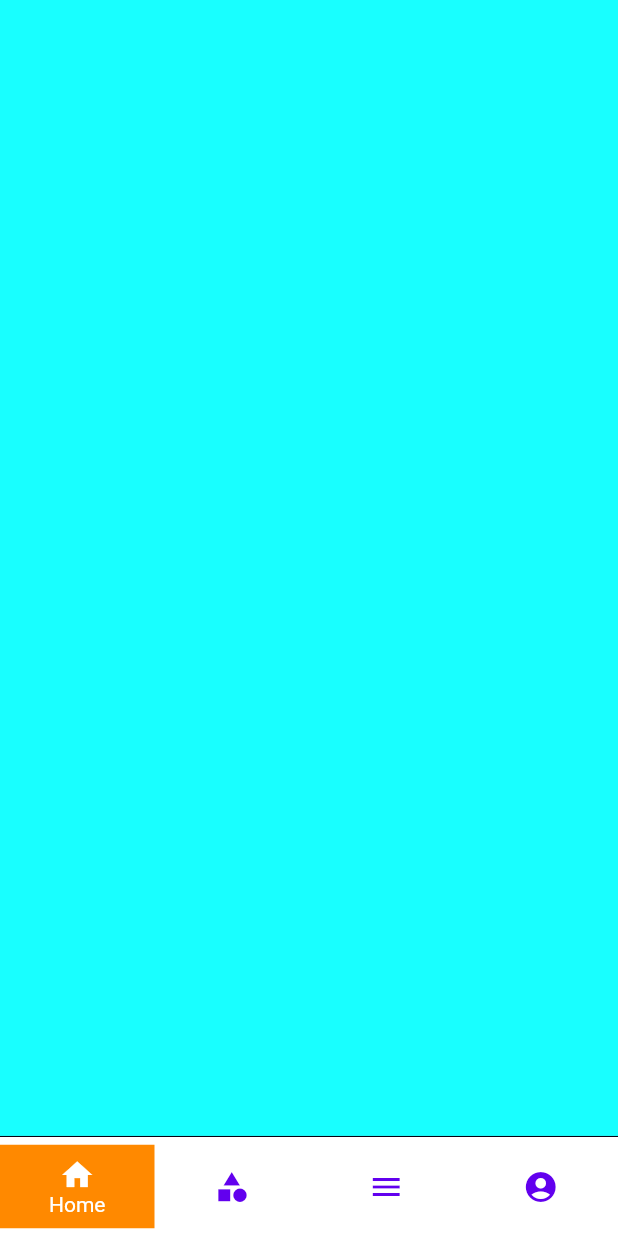
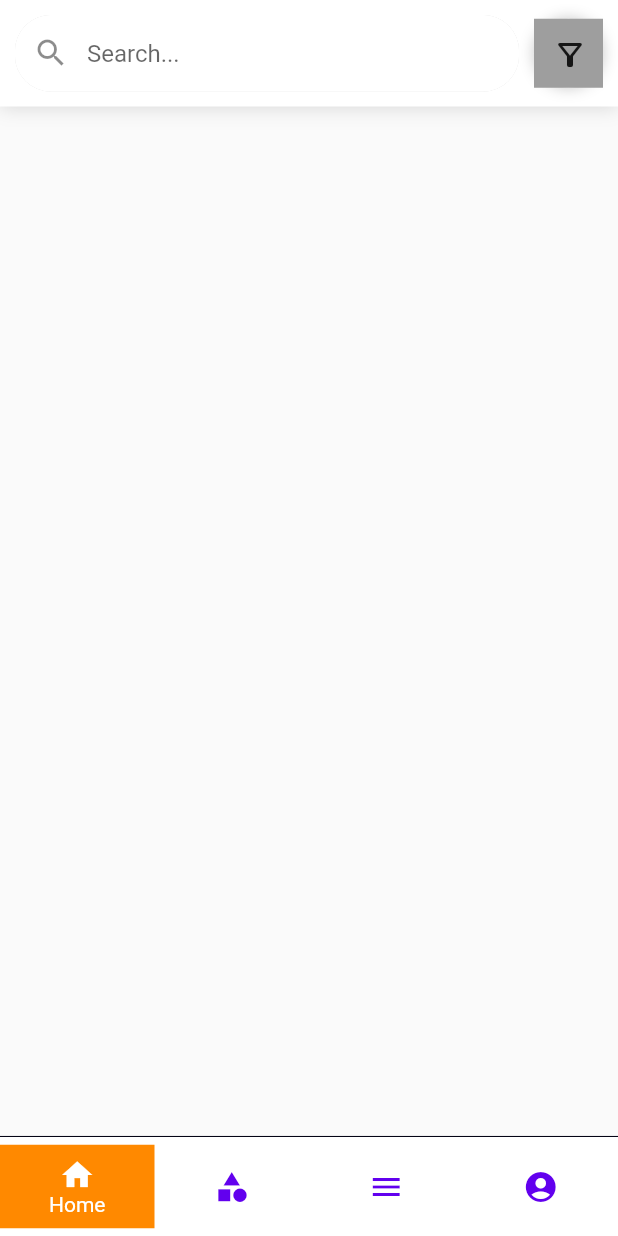
Before and after one commit to blaze-b/poc_sample_app, a Flutter app: the screen it shows after launch, on a phone screen of 412 x 824 dp. Run offline on Flutter 3.47's test engine with Material 2 defaults, Android fonts, the phone set to English and light mode, and no system bars; drawn by our look-alikes of flutter_snake_navigationbar; our stand-ins replace get.

Commit message:
addition of the initial changes of the home screen

```diff
--- /dev/null
+++ b/lib/component/main_header.dart
@@ -0,0 +1,63 @@
+import 'package:flutter/material.dart';
+
+class MainHeader extends StatelessWidget {
+  const MainHeader({Key? key}) : super(key: key);
+
+  @override
+  Widget build(BuildContext context) {
+    return Container(
+      decoration: BoxDecoration(color: Colors.white, boxShadow: <BoxShadow>[
+        BoxShadow(color: Colors.grey.withOpacity(0.4), blurRadius: 10)
+      ]),
+      padding: const EdgeInsets.all(10),
+      child: Row(
+        children: [
+          Expanded(
+              child: Container(
+            decoration: BoxDecoration(
+                color: Colors.white,
+                borderRadius: const BorderRadius.all(Radius.circular(24)),
+                boxShadow: <BoxShadow>[
+                  BoxShadow(
+                      color: Colors.grey.withOpacity(0.6),
+                      offset: const Offset(0, 0),
+                      blurRadius: 0)
+                ]),
+            child: TextField(
+              autofocus: false,
+              onSubmitted: (val) {},
+              onChanged: (val) {},
+              decoration: InputDecoration(
+                  contentPadding:
+                      const EdgeInsets.symmetric(horizontal: 14, vertical: 16),
+                  fillColor: Colors.white,
+                  filled: true,
+                  border: OutlineInputBorder(
+                      borderRadius: BorderRadius.circular(24),
+                      borderSide: BorderSide.none),
+                  hintText: "Search...",
+                  prefixIcon: const Icon(Icons.search)),
+            ),
+          )),
+          const SizedBox(width: 10),
+          Container(
+            decoration: BoxDecoration(
+                color: Colors.white,
+                shape: BoxShape.circle,
+                boxShadow: <BoxShadow>[
+                  BoxShadow(
+                    color: Colors.grey.withOpacity(0.6),
+                    blurRadius: 8,
+                  )
+                ]),
+            height: 46,
+            width: 46,
+            padding: const EdgeInsets.all(12),
+            color: Colors.grey,
+            child: const Icon(Icons.filter_alt_outlined),
+          )
+        ],
+      ),
+    );
+  }
+}
--- a/lib/view/dashboard/dashboard_screen.dart
+++ b/lib/view/dashboard/dashboard_screen.dart
@@ -2,6 +2,7 @@ import 'package:flutter/material.dart';
 import 'package:flutter_snake_navigationbar/flutter_snake_navigationbar.dart';
 import 'package:get/get.dart';
 import 'package:poc_sample_app/controller/dashboard_controller.dart';
+import 'package:poc_sample_app/view/home/home_screen.dart';
 
 class DashboardScreen extends StatelessWidget {
   const DashboardScreen({Key? key}) : super(key: key);
@@ -15,9 +16,7 @@ class DashboardScreen extends StatelessWidget {
                 child: IndexedStack(
                   index: controller.tabIndex,
                   children: [
-                    Container(
-                      color: Colors.cyanAccent,
-                    ),
+                    const HomeScreen(),
                     Container(
                       color: Colors.red,
                     ),
--- /dev/null
+++ b/lib/view/home/home_screen.dart
@@ -0,0 +1,17 @@
+import 'package:flutter/material.dart';
+import 'package:poc_sample_app/component/main_header.dart';
+
+class HomeScreen extends StatelessWidget {
+  const HomeScreen({Key? key}) : super(key: key);
+
+  @override
+  Widget build(BuildContext context) {
+    return const SafeArea(
+      child: Column(
+        children: [
+          MainHeader(),
+        ],
+      ),
+    );
+  }
+}
```
